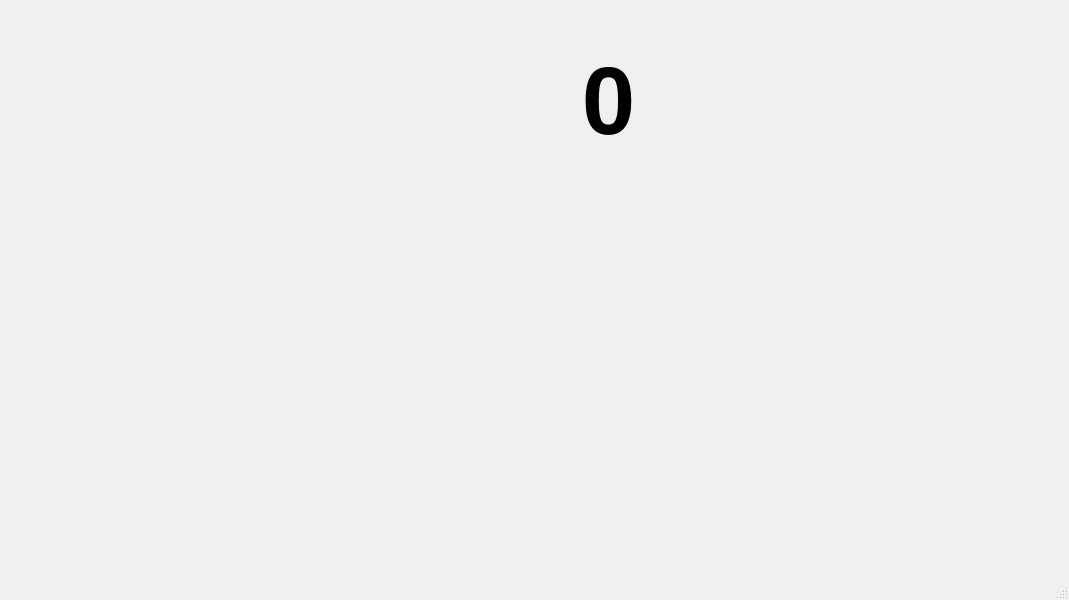
ValeryStk/Bitcoin-tracker, file main_window/bitcoin_biper_mainwindow.ui: the form before one commit.
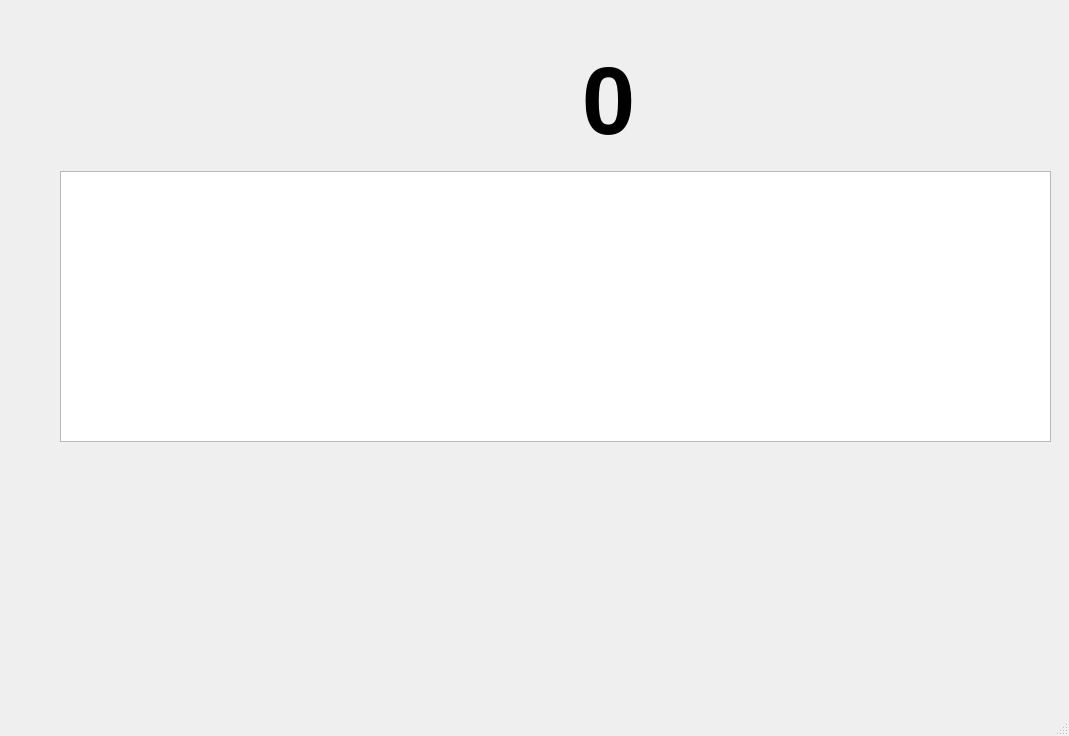
The form after the commit.

Patch:
```diff
--- a/main_window/bitcoin_biper_mainwindow.ui
+++ b/main_window/bitcoin_biper_mainwindow.ui
@@ -7,14 +7,24 @@
     <x>0</x>
     <y>0</y>
     <width>1069</width>
-    <height>600</height>
+    <height>736</height>
    </rect>
   </property>
   <property name="windowTitle">
    <string>BitcoinBiperMainWindow</string>
   </property>
   <widget class="QWidget" name="centralwidget">
-   <widget class="QWidget" name="">
+   <widget class="QTableWidget" name="tableWidget_transactions">
+    <property name="geometry">
+     <rect>
+      <x>60</x>
+      <y>171</y>
+      <width>991</width>
+      <height>271</height>
+     </rect>
+    </property>
+   </widget>
+   <widget class="QWidget" name="layoutWidget">
     <property name="geometry">
      <rect>
       <x>60</x>
```
Left out of the diff: 13 changed lines with no effect on the pictures.
